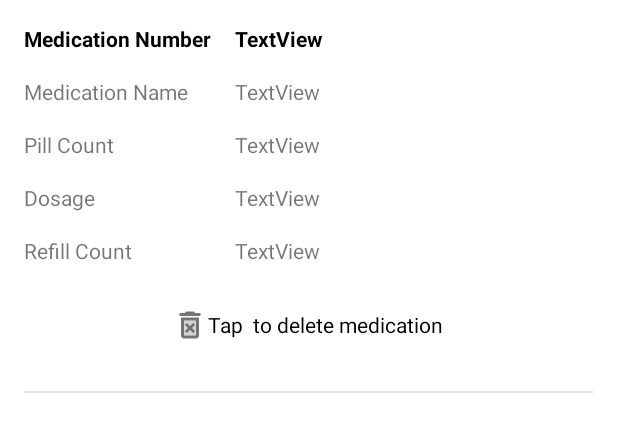
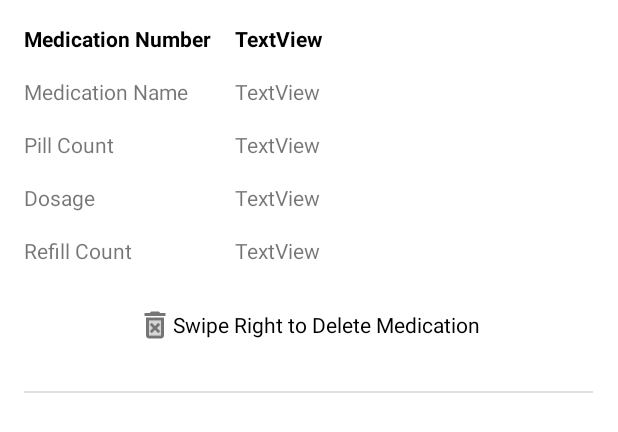
Before and after one commit to binkang666/RemindMed, an Android app: the layout one_line_medication.xml on its own in the app's theme, with its tools: preview values and no code run, on a phone screen of 412 x 824 dp. Shown: the top 432 px of the screen. Run offline under Robolectric (Android 15) with nearby library versions, the phone set to English and light mode, and no system bars.

Commit message:
Update one_line_medication.xml

```diff
--- a/app/src/main/res/layout/one_line_medication.xml
+++ b/app/src/main/res/layout/one_line_medication.xml
@@ -126,7 +126,7 @@
         android:layout_height="wrap_content"
         android:layout_marginTop="16dp"
         android:button="@drawable/ic_delete"
-        android:text="Tap  to delete medication"
+        android:text="Swipe Right to Delete Medication"
         app:layout_constraintEnd_toEndOf="parent"
         app:layout_constraintHorizontal_bias="0.497"
         app:layout_constraintStart_toStartOf="parent"
```
